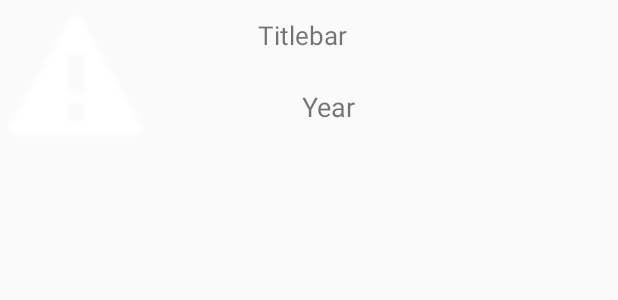
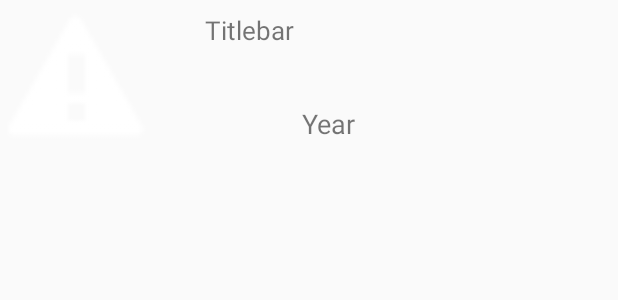
Before and after one commit to mnganga30/WhatToPlay, an Android app: the layout hotview_item.xml on its own in the app's theme, with its tools: preview values and no code run, on a phone screen of 412 x 824 dp. Shown: the top 300 px of the screen. Run offline under Robolectric (Android 15) with nearby library versions, the phone set to English and light mode, and no system bars.

Commit message:
Finished Display Page and Hot Games

```diff
--- a/app/src/main/res/layout/hotview_item.xml
+++ b/app/src/main/res/layout/hotview_item.xml
@@ -19,20 +19,20 @@
 
     <TextView
         android:id="@+id/hotListTitle"
-        android:layout_width="184dp"
-        android:layout_height="36dp"
+        android:layout_width="237dp"
+        android:layout_height="54dp"
         android:layout_marginBottom="8dp"
         android:layout_marginLeft="8dp"
-        android:layout_marginRight="56dp"
         android:layout_marginTop="8dp"
         android:text="Titlebar"
         android:textSize="17dp"
         app:layout_constraintBottom_toTopOf="@+id/hotListYear"
-        app:layout_constraintHorizontal_bias="1.0"
         app:layout_constraintLeft_toLeftOf="@+id/hotListImage"
+        app:layout_constraintTop_toTopOf="parent"
+        app:layout_constraintVertical_bias="1.0"
+        android:layout_marginRight="8dp"
         app:layout_constraintRight_toRightOf="parent"
-        app:layout_constraintTop_toTopOf="parent"
-        app:layout_constraintVertical_bias="0.533" />
+        app:layout_constraintHorizontal_bias="0.809" />
 
     <TextView
         android:id="@+id/hotListYear"
```
